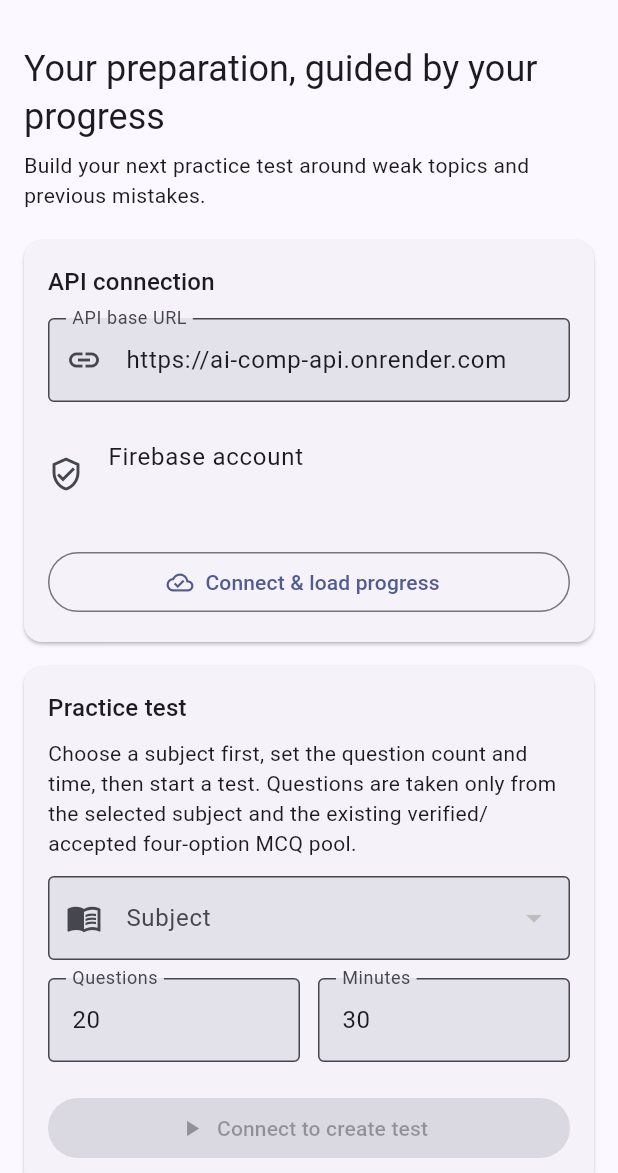
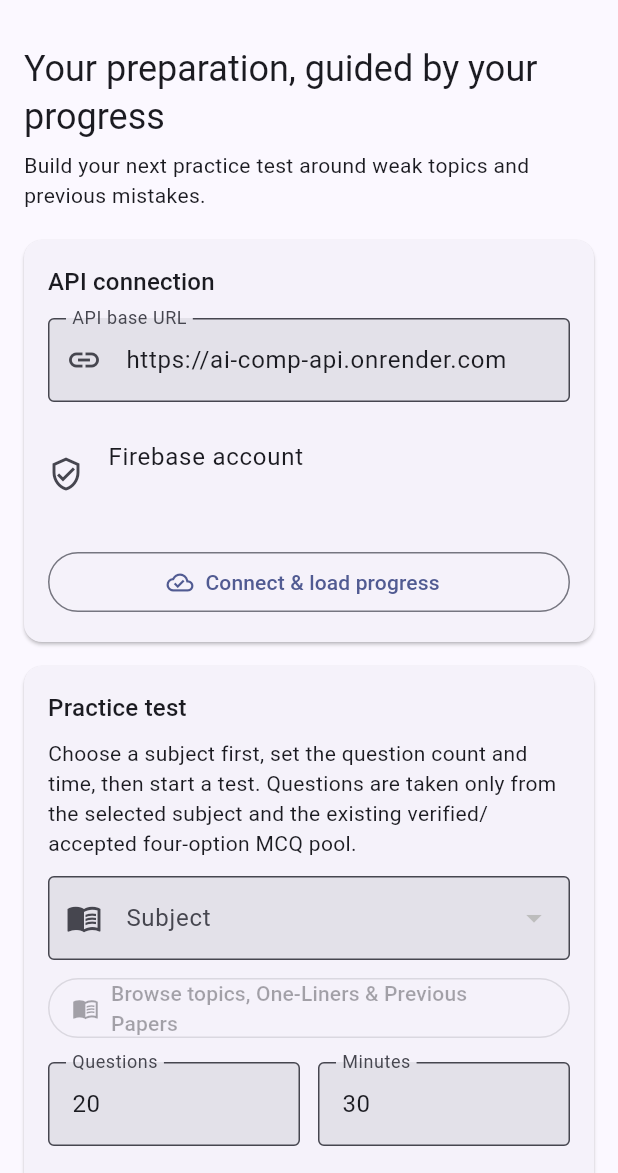
Before and after one commit to snchat78-svg/AI-COMP, a Flutter app: the screen it shows once a user with an empty profile is signed in, on a phone screen of 412 x 824 dp, the part 63-1236 px from its top. Run offline on Flutter 3.47's test engine with Material 3 defaults, Android fonts, the phone set to English and light mode, and no system bars; our stand-ins replace firebase_auth, firebase_core; accounts and stored records are empty.

Commit message:
feat: add topic question bank navigation to dashboard

```diff
--- a/apps/mobile/lib/screens/preparation_home_screen.dart
+++ b/apps/mobile/lib/screens/preparation_home_screen.dart
@@ -4,6 +4,7 @@ import 'package:flutter/material.dart';
 import '../api/ai_comp_api_client.dart';
 import '../models/preparation_models.dart';
 import 'test_session_screen.dart';
+import 'question_bank_screen.dart';
 
 class PreparationHomeScreen extends StatefulWidget {
   const PreparationHomeScreen({super.key, this.firebaseUser});
@@ -184,6 +185,20 @@ class _PreparationHomeScreenState extends State<PreparationHomeScreen> {
     } catch (_) {
       _setError('Could not load the latest progress. Refresh and try again.');
     }
+  }
+
+  Future<void> _browseQuestionBank() async {
+    final api = _api;
+    final subjectId = _selectedSubjectId;
+    if (api == null || subjectId == null || subjectId.isEmpty) {
+      _setError('Connect to the API and select a subject before browsing topics.');
+      return;
+    }
+    await Navigator.of(context).push<void>(
+      MaterialPageRoute(
+        builder: (_) => QuestionBankScreen(api: api, subjectId: subjectId),
+      ),
+    );
   }
 
   Future<void> _selectQuestionBankSubject(String? subjectId) async {
@@ -599,6 +614,17 @@ class _PreparationHomeScreenState extends State<PreparationHomeScreen> {
               const SizedBox(height: 6),
               Text(_subjectError!, style: theme.textTheme.bodySmall),
             ],
+            const SizedBox(height: 8),
+            SizedBox(
+              width: double.infinity,
+              child: OutlinedButton.icon(
+                onPressed: _loading || !_connected || _selectedSubjectId == null
+                    ? null
+                    : _browseQuestionBank,
+                icon: const Icon(Icons.menu_book_outlined),
+                label: const Text('Browse topics, One-Liners & Previous Papers'),
+              ),
+            ),
             const SizedBox(height: 12),
             Row(
               children: [
```
